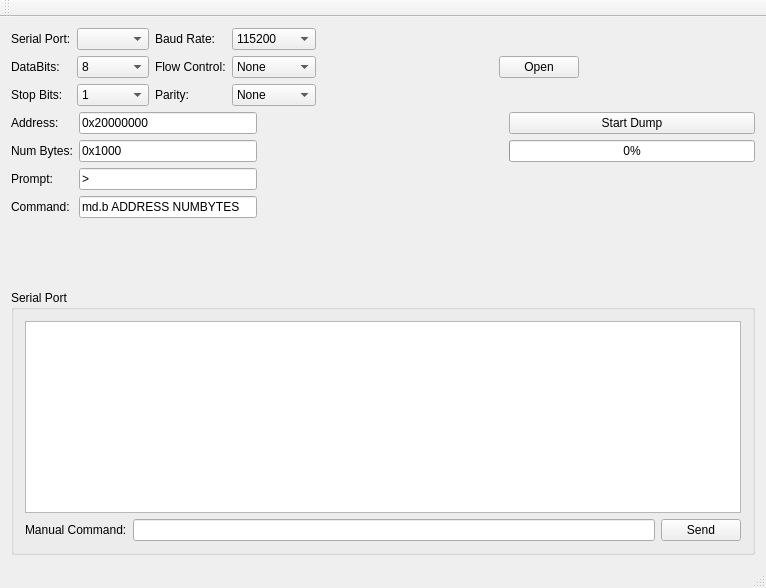
The window that utils/ubootDump2Bin/interactiveDumper/mainwindow.ui (mwales/security) describes before a commit, drawn with Qt 5.
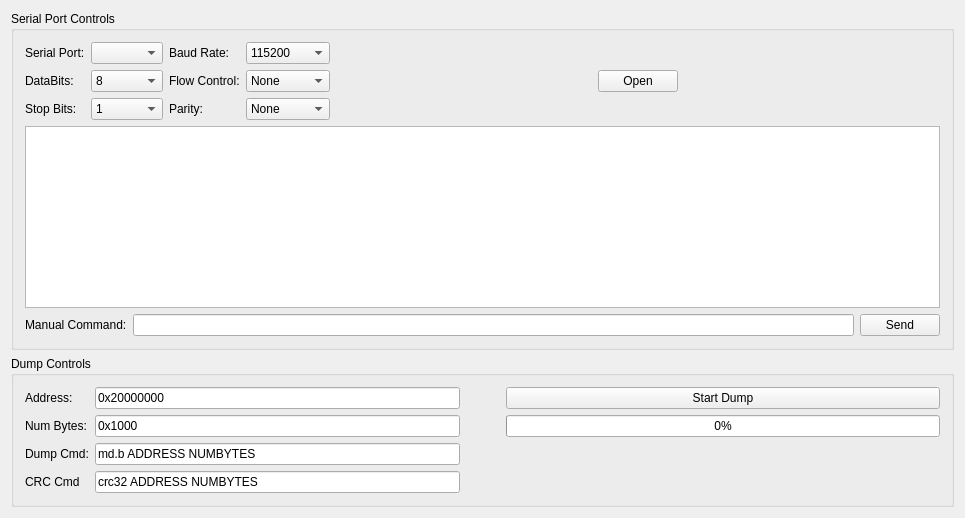
The same window after the commit.

Diff of the .ui file:
```diff
--- a/utils/ubootDump2Bin/interactiveDumper/mainwindow.ui
+++ b/utils/ubootDump2Bin/interactiveDumper/mainwindow.ui
@@ -6,15 +6,21 @@
    <rect>
     <x>0</x>
     <y>0</y>
-    <width>766</width>
-    <height>588</height>
+    <width>965</width>
+    <height>518</height>
    </rect>
   </property>
   <property name="windowTitle">
    <string>MainWindow</string>
   </property>
   <widget class="QWidget" name="centralWidget">
-   <layout class="QVBoxLayout" name="verticalLayout_3">
+   <layout class="QVBoxLayout" name="verticalLayout_4">
+    <item>
+     <widget class="QGroupBox" name="groupBox">
+      <property name="title">
+       <string>Serial Port Controls</string>
+      </property>
+      <layout class="QVBoxLayout" name="verticalLayout">
     <item>
      <layout class="QHBoxLayout" name="horizontalLayout">
       <item>
@@ -227,6 +233,46 @@
      </layout>
     </item>
     <item>
+        <widget class="QListWidget" name="theSerialText">
+         <property name="font">
+          <font>
+           <family>Monospace</family>
+           <pointsize>8</pointsize>
+          </font>
+         </property>
+        </widget>
+       </item>
+       <item>
+        <layout class="QHBoxLayout" name="horizontalLayout_2">
+         <item>
+          <widget class="QLabel" name="label_6">
+           <property name="text">
+            <string>Manual Command:</string>
+           </property>
+          </widget>
+         </item>
+         <item>
+          <widget class="QLineEdit" name="theManucalCommandLineEdit"/>
+         </item>
+         <item>
+          <widget class="QPushButton" name="theManualCommandSendButton">
+           <property name="text">
+            <string>Send</string>
+           </property>
+          </widget>
+         </item>
+        </layout>
+       </item>
+      </layout>
+     </widget>
+    </item>
+    <item>
+     <widget class="QGroupBox" name="groupBox_2">
+      <property name="title">
+       <string>Dump Controls</string>
+      </property>
+      <layout class="QVBoxLayout" name="verticalLayout_3">
+       <item>
      <layout class="QHBoxLayout" name="horizontalLayout_3">
       <item>
        <layout class="QFormLayout" name="formLayout">
@@ -258,24 +304,10 @@
           </property>
          </widget>
         </item>
-        <item row="2" column="0">
-         <widget class="QLabel" name="label_8">
-          <property name="text">
-           <string>Prompt:</string>
-          </property>
-         </widget>
-        </item>
-        <item row="2" column="1">
-         <widget class="QLineEdit" name="thePromptLineEdit">
-          <property name="text">
-           <string>&gt;</string>
-          </property>
-         </widget>
-        </item>
         <item row="3" column="0">
          <widget class="QLabel" name="label_9">
           <property name="text">
-           <string>Command:</string>
+              <string>Dump Cmd:</string>
           </property>
          </widget>
         </item>
@@ -286,6 +318,20 @@
           </property>
          </widget>
         </item>
+           <item row="4" column="0">
+            <widget class="QLabel" name="label_8">
+             <property name="text">
+              <string>CRC Cmd</string>
+             </property>
+            </widget>
+           </item>
+           <item row="4" column="1">
+            <widget class="QLineEdit" name="theCrcLineEdit">
+             <property name="text">
+              <string>crc32 ADDRESS NUMBYTES</string>
+             </property>
+            </widget>
+           </item>
        </layout>
       </item>
       <item>
@@ -293,6 +339,9 @@
         <property name="orientation">
          <enum>Qt::Horizontal</enum>
         </property>
+           <property name="sizeType">
+            <enum>QSizePolicy::Minimum</enum>
+           </property>
         <property name="sizeHint" stdset="0">
          <size>
           <width>40</width>
@@ -317,6 +366,13 @@
           </property>
          </widget>
         </item>
+           <item>
+            <widget class="QLabel" name="theDumpSpeedLabel">
+             <property name="text">
+              <string/>
+             </property>
+            </widget>
+           </item>
         <item>
          <spacer name="verticalSpacer">
           <property name="orientation">
@@ -334,70 +390,11 @@
       </item>
      </layout>
     </item>
-    <item>
-     <widget class="QGroupBox" name="groupBox">
-      <property name="title">
-       <string>Serial Port</string>
-      </property>
-      <layout class="QVBoxLayout" name="verticalLayout">
-       <item>
-        <widget class="QListWidget" name="theSerialText">
-         <property name="font">
-          <font>
-           <family>Monospace</family>
-           <pointsize>8</pointsize>
-          </font>
-         </property>
-        </widget>
-       </item>
-       <item>
-        <layout class="QHBoxLayout" name="horizontalLayout_2">
-         <item>
-          <widget class="QLabel" name="label_6">
-           <property name="text">
-            <string>Manual Command:</string>
-           </property>
-          </widget>
-         </item>
-         <item>
-          <widget class="QLineEdit" name="theManucalCommandLineEdit"/>
-         </item>
-         <item>
-          <widget class="QPushButton" name="theManualCommandSendButton">
-           <property name="text">
-            <string>Send</string>
-           </property>
-          </widget>
-         </item>
-        </layout>
-       </item>
-      </layout>
+      </layout>
      </widget>
     </item>
    </layout>
   </widget>
-  <widget class="QMenuBar" name="menuBar">
-   <property name="geometry">
-    <rect>
-     <x>0</x>
-     <y>0</y>
-     <width>766</width>
-     <height>22</height>
-    </rect>
-   </property>
-  </widget>
-  <widget class="QToolBar" name="mainToolBar">
-   <property name="windowTitle">
-    <string>U-Boot Dumper</string>
-   </property>
-   <attribute name="toolBarArea">
-    <enum>TopToolBarArea</enum>
-   </attribute>
-   <attribute name="toolBarBreak">
-    <bool>false</bool>
-   </attribute>
-  </widget>
-  <widget class="QStatusBar" name="statusBar"/>
  </widget>
  <layoutdefault spacing="6" margin="11"/>
  <resources/>
```
Left out of the diff: 2 changed lines with no effect on the pictures. Lines whose indentation alone changed are shown as unchanged.
